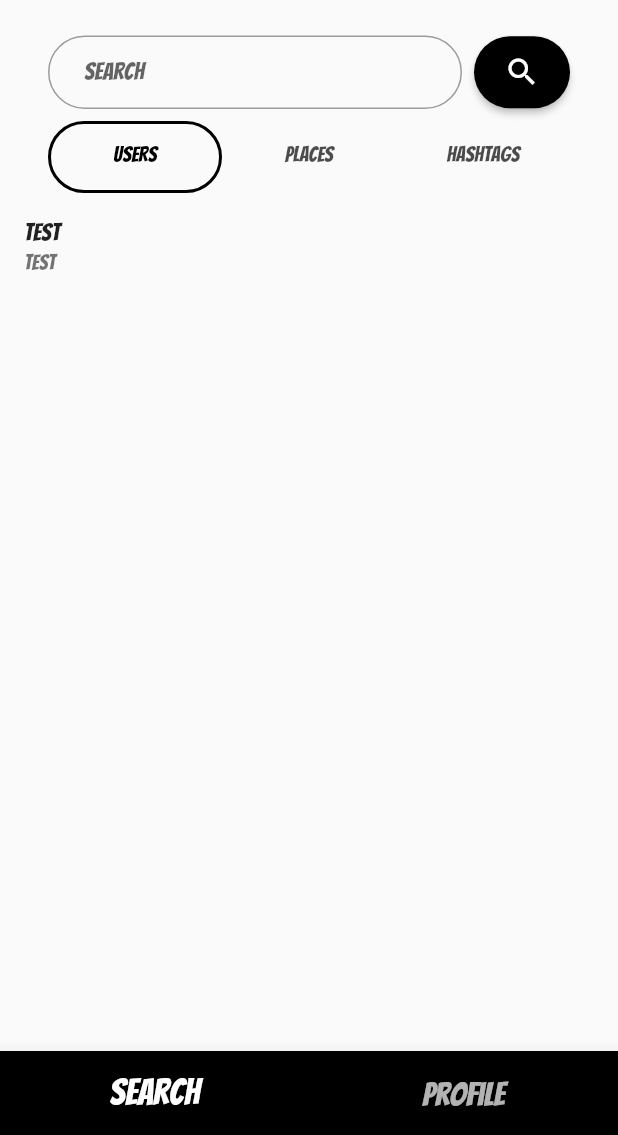
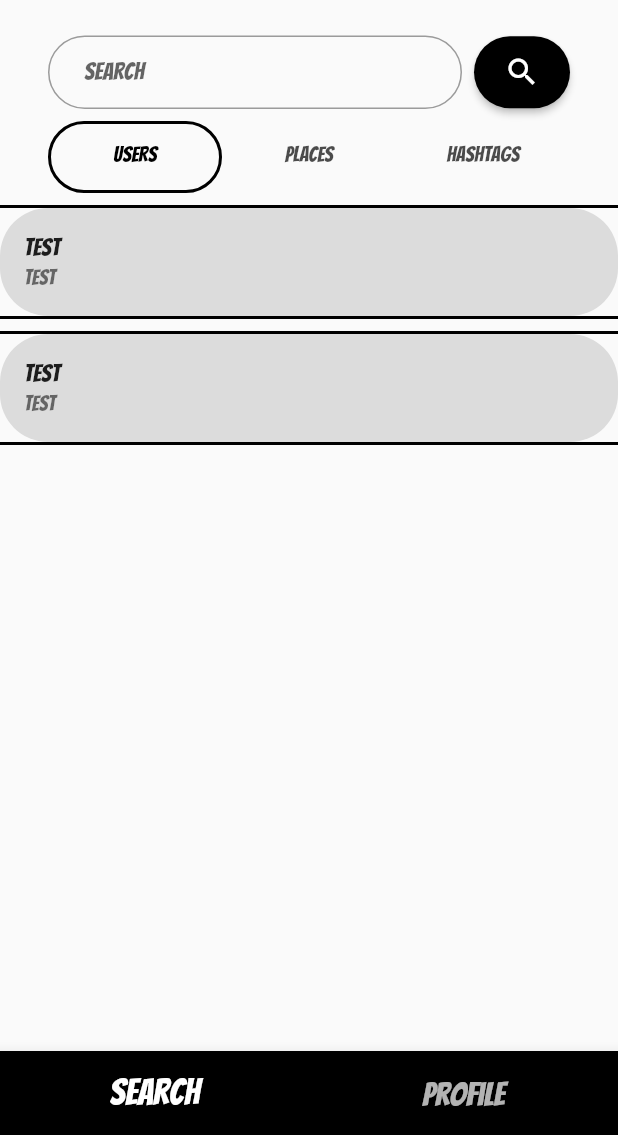
Before and after one commit to joscha0/socialstats-app, a Flutter app: the screen it shows after launch, on a phone screen of 412 x 824 dp, the part 101-1236 px from its top. Run offline on Flutter 3.47's test engine with Material 2 defaults, Android fonts, the phone set to English and light mode, and no system bars; our stand-ins replace get, get_storage, google_fonts.

Commit message:
add border

```diff
--- a/lib/pages/search/search_controller.dart
+++ b/lib/pages/search/search_controller.dart
@@ -8,7 +8,12 @@ class SearchController extends GetxController {
           username: 'test',
           fullName: 'test',
           profilePicUrl:
-              'https://scontent-muc2-1.cdninstagram.com/v/t51.2885-19/s150x150/269758791_137719595310972_2372104152346344032_n.jpg?_nc_ht=scontent-muc2-1.cdninstagram.com&_nc_cat=100&_nc_ohc=F4lQOdcU0AEAX_2WH4D&edm=AHG7ALcBAAAA&ccb=7-4&oh=00_AT_jB4tRtxQb8DGllPHWK3Ruj4-f4etcqI2YIsrfgP-0sA&oe=61D31A41&_nc_sid=5cbaad')
+              'https://scontent-muc2-1.cdninstagram.com/v/t51.2885-19/s150x150/269758791_137719595310972_2372104152346344032_n.jpg?_nc_ht=scontent-muc2-1.cdninstagram.com&_nc_cat=100&_nc_ohc=F4lQOdcU0AEAX_2WH4D&edm=AHG7ALcBAAAA&ccb=7-4&oh=00_AT_jB4tRtxQb8DGllPHWK3Ruj4-f4etcqI2YIsrfgP-0sA&oe=61D31A41&_nc_sid=5cbaad'),
+      SearchUserModel(
+        username: 'test',
+        fullName: 'test',
+        profilePicUrl: '',
+      )
     ],
     places: [],
     hashtags: [],
--- a/lib/pages/search/search_page.dart
+++ b/lib/pages/search/search_page.dart
@@ -65,7 +65,7 @@ class SearchPage extends GetView<SearchController> {
                       child: Column(
                         children: [
                           Padding(
-                            padding: const EdgeInsets.fromLTRB(32, 0, 32, 0),
+                            padding: const EdgeInsets.fromLTRB(32, 0, 32, 8),
                             child: TabBar(
                               tabs: const [
                                 Tab(text: 'users'),
@@ -89,10 +89,32 @@ class SearchPage extends GetView<SearchController> {
                                 itemBuilder: (BuildContext context, int index) {
                                   SearchUserModel user =
                                       c.searchResults.value.users[index];
-                                  return ListTile(
-                                    title: Text(user.username),
-                                    subtitle: Text(user.fullName),
-                                    // leading: Image.network(user.profilePicUrl),
+                                  return Padding(
+                                    padding: const EdgeInsets.only(bottom: 8),
+                                    child: Container(
+                                      decoration: const BoxDecoration(
+                                        border: Border(
+                                          top: BorderSide(
+                                            width: 2.0,
+                                          ),
+                                          bottom: BorderSide(
+                                            width: 2.0,
+                                          ),
+                                        ),
+                                      ),
+                                      child: ListTile(
+                                        title: Text(user.username),
+                                        subtitle: Text(user.fullName),
+                                        // leading: Image.network(user.profilePicUrl),
+                                        tileColor: Colors.black12,
+
+                                        onTap: () {},
+
+                                        shape: RoundedRectangleBorder(
+                                            borderRadius:
+                                                BorderRadius.circular(32)),
+                                      ),
+                                    ),
                                   );
                                 },
                               ),
```
